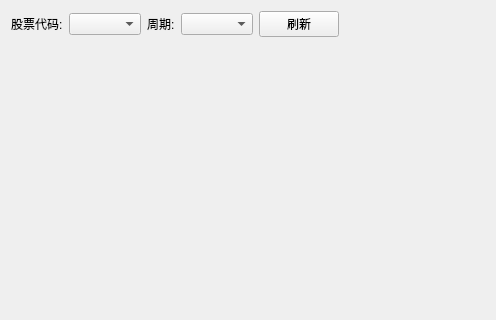
The window that ui/klinewidget.ui (wang-shi-ya/StockTraderClient) describes before a commit, drawn with Qt 5; both pictures show x 0 to 496 and y 0 to 320 of the 800 by 600 pixel window.
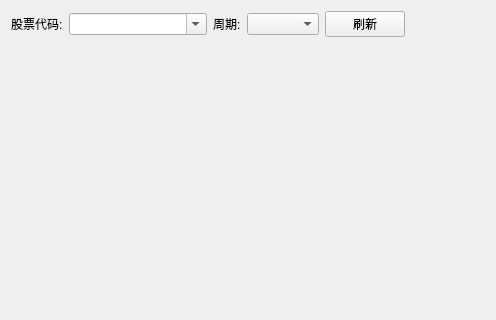
The same window after the commit.

What changed in the file:
```diff
--- a/ui/klinewidget.ui
+++ b/ui/klinewidget.ui
@@ -21,7 +21,17 @@
       </widget>
      </item>
      <item>
-      <widget class="QComboBox" name="symbolCombo"/>
+      <widget class="QComboBox" name="symbolCombo">
+       <property name="editable">
+        <bool>true</bool>
+       </property>
+       <property name="insertPolicy">
+        <enum>QComboBox::NoInsert</enum>
+       </property>
+       <property name="placeholderText">
+        <string>输入或选择股票代码</string>
+       </property>
+      </widget>
      </item>
      <item>
       <widget class="QLabel" name="labelPeriod">
```
